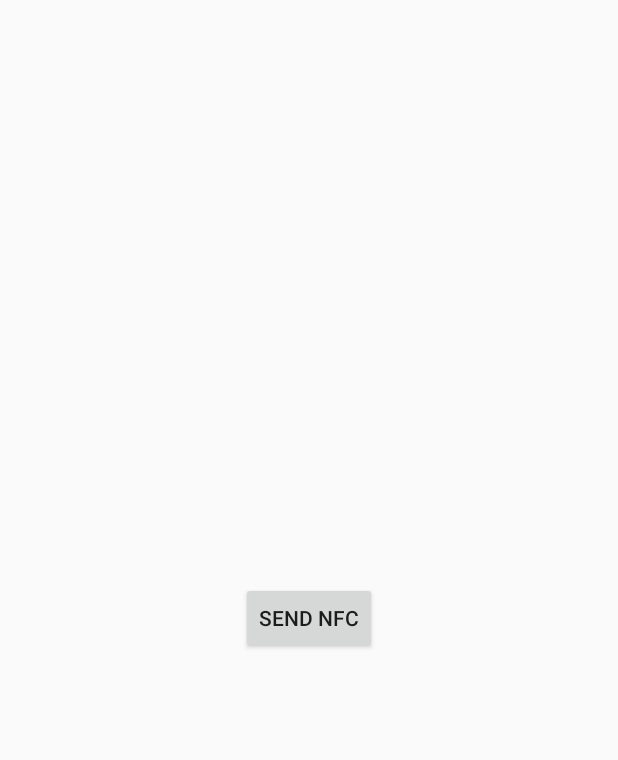
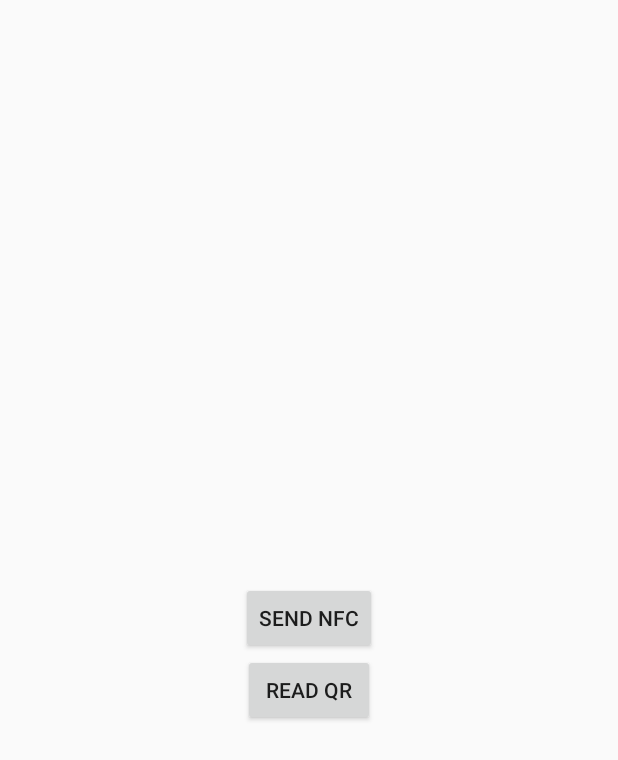
Before and after one commit to joaocsf/FEUP-CMOV, an Android app: the fragment MainSettingsFragment shown on its own in the app's theme, on a phone screen of 412 x 824 dp. Shown: the top 760 px of the screen. Run offline under Robolectric (Android 15) with nearby library versions, the phone set to English and light mode, and no system bars; 1 statement that could not run was skipped.

Commit message:
added qrcode reader

```diff
--- a/main-mobile-app/app/build.gradle
+++ b/main-mobile-app/app/build.gradle
@@ -33,6 +33,7 @@ dependencies {
     implementation 'com.aurelhubert:ahbottomnavigation:2.2.0'
     implementation "com.android.support:support-v4:27.1.1"
     implementation 'com.journeyapps:zxing-android-embedded:3.6.0'
+    implementation 'com.google.zxing:core:3.3.3'
     testImplementation 'junit:junit:4.12'
     androidTestImplementation 'com.android.support.test:runner:1.0.2'
     androidTestImplementation 'com.android.support.test.espresso:espresso-core:3.0.2'
--- a/main-mobile-app/app/src/main/AndroidManifest.xml
+++ b/main-mobile-app/app/src/main/AndroidManifest.xml
@@ -1,5 +1,6 @@
 <?xml version="1.0" encoding="utf-8"?>
 <manifest xmlns:android="http://schemas.android.com/apk/res/android"
+    xmlns:tools="http://schemas.android.com/tools"
     package="feup.cmpv.feup.casadamusica">
 
     <uses-permission android:name="android.permission.INTERNET" />
@@ -46,6 +47,10 @@
                 <data android:mimeType="application/nfc.feup.cmov.message.order"/>
             </intent-filter>
         </activity>
+        <activity
+            android:name="com.journeyapps.barcodescanner.CaptureActivity"
+            android:screenOrientation="fullSensor"
+            tools:replace="screenOrientation" />
     </application>
 
 </manifest>
--- a/main-mobile-app/app/src/main/res/layout/settings_main_fragment.xml
+++ b/main-mobile-app/app/src/main/res/layout/settings_main_fragment.xml
@@ -1,8 +1,6 @@
 <?xml version="1.0" encoding="utf-8"?>
-<android.support.constraint.ConstraintLayout
-    xmlns:android="http://schemas.android.com/apk/res/android"
+<android.support.constraint.ConstraintLayout xmlns:android="http://schemas.android.com/apk/res/android"
     xmlns:app="http://schemas.android.com/apk/res-auto"
-    xmlns:tools="http://schemas.android.com/tools"
     android:layout_width="match_parent"
     android:layout_height="match_parent">
 
@@ -15,4 +13,15 @@
         app:layout_constraintEnd_toEndOf="parent"
         app:layout_constraintStart_toStartOf="parent"
         app:layout_constraintTop_toTopOf="parent" />
+
+
+    <Button
+        android:id="@+id/settings_read_qr"
+        android:layout_width="wrap_content"
+        android:layout_height="wrap_content"
+        android:text="Read QR"
+        app:layout_constraintTop_toBottomOf="@id/settings_send_nfc"
+        app:layout_constraintEnd_toEndOf="parent"
+        app:layout_constraintStart_toStartOf="parent"
+        />
 </android.support.constraint.ConstraintLayout>
```
Also changed, not shown: main-mobile-app/app/src/main/java/feup/cmpv/feup/casadamusica/fragments/settings/MainSettingsFragment.java (+33 -2 lines).
